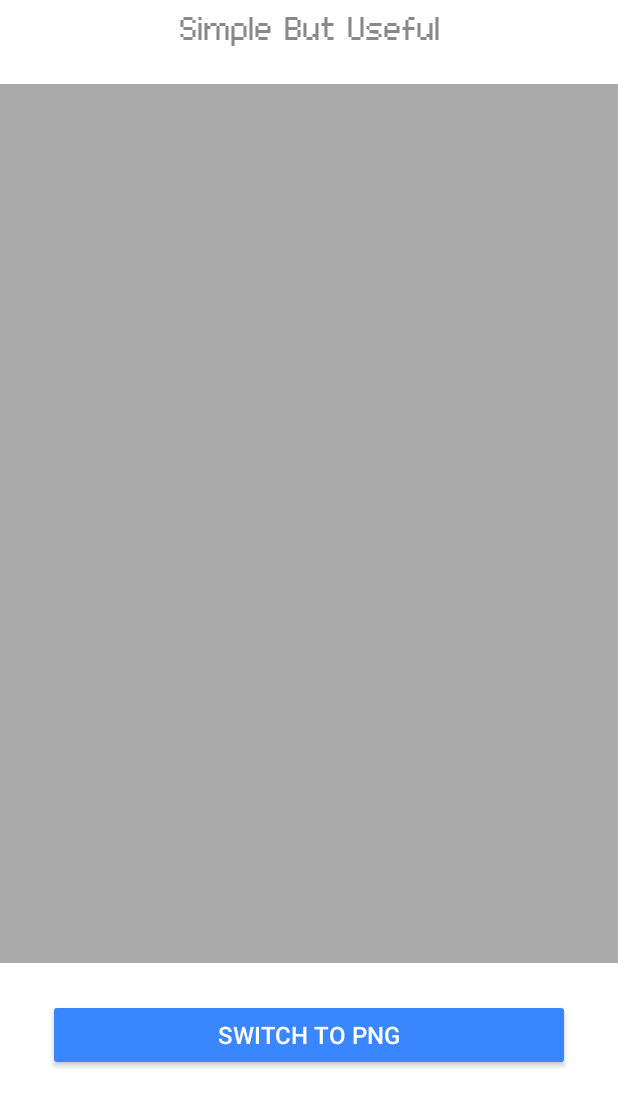
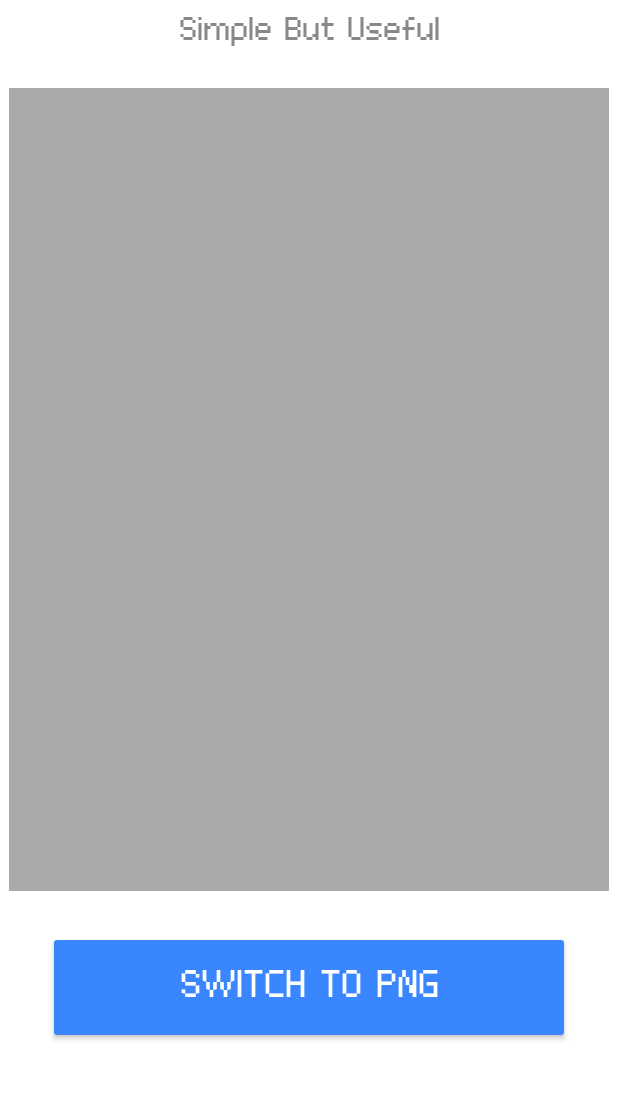
Before and after one commit to Bloodwingv2/Switch-IT, an Android app built with Jetpack Compose: the screen it shows after launch (MainActivity), on a phone screen of 412 x 824 dp, the part 117-1236 px from its top. Run offline under Robolectric (Android 15) with nearby library versions, the phone set to English and light mode, and no system bars.

Commit message:
Changed height size of button as well as the margin for button placement

```diff
--- a/app/src/main/res/layout/activity_main.xml
+++ b/app/src/main/res/layout/activity_main.xml
@@ -1,5 +1,6 @@
 <?xml version="1.0" encoding="utf-8"?>
 <androidx.constraintlayout.widget.ConstraintLayout xmlns:android="http://schemas.android.com/apk/res/android"
+    xmlns:tools="http://schemas.android.com/tools"
     android:layout_width="match_parent"
     android:layout_height="match_parent"
     xmlns:app="http://schemas.android.com/apk/res-auto"
@@ -17,7 +18,8 @@
         app:layout_constraintTop_toTopOf="parent"
         app:layout_constraintStart_toStartOf="parent"
         app:layout_constraintEnd_toEndOf="parent"
-        android:layout_marginTop="34dp" />
+        android:layout_marginTop="34dp"
+        tools:ignore="HardcodedText" />
 
     <!-- Tagline Text -->
     <TextView
@@ -31,36 +33,40 @@
         app:layout_constraintTop_toBottomOf="@id/brandingText"
         app:layout_constraintStart_toStartOf="parent"
         app:layout_constraintEnd_toEndOf="parent"
-        android:layout_marginTop="10dp" />
+        android:layout_marginTop="10dp"
+        tools:ignore="HardcodedText" />
 
     <!-- Enlarged Image Preview Area -->
     <ImageView
         android:id="@+id/imageView"
-        android:layout_width="0dp"
-        android:layout_height="0dp"
+        android:layout_width="400dp"
+        android:layout_height="535dp"
         android:contentDescription="Selected Image"
         android:scaleType="centerCrop"
         app:layout_constraintTop_toBottomOf="@id/taglineText"
         app:layout_constraintBottom_toTopOf="@id/buttonConvert"
         app:layout_constraintStart_toStartOf="parent"
         app:layout_constraintEnd_toEndOf="parent"
-        android:layout_marginTop="24dp"
-        android:layout_marginBottom="24dp"
-        android:background="@android:color/darker_gray" />
+        android:layout_marginTop="22dp"
+        android:layout_marginBottom="22dp"
+        android:background="@android:color/darker_gray"
+        tools:ignore="HardcodedText" />
 
     <!-- Enlarged Convert Button -->
     <Button
         android:id="@+id/buttonConvert"
         android:layout_width="0dp"
-        android:layout_height="wrap_content"
+        android:layout_height="75sp"
         android:text="Switch to PNG"
         android:backgroundTint="@color/accent"
         android:textColor="@android:color/white"
-        android:textSize="16sp"
+        android:textSize="23sp"
+        android:fontFamily="@font/connection"
         app:layout_constraintBottom_toBottomOf="parent"
         app:layout_constraintStart_toStartOf="parent"
         app:layout_constraintEnd_toEndOf="parent"
         android:layout_marginHorizontal="32dp"
-        android:layout_marginBottom="32dp" />
+        android:layout_marginBottom="50dp"
+        tools:ignore="HardcodedText" />
 
 </androidx.constraintlayout.widget.ConstraintLayout>
```
